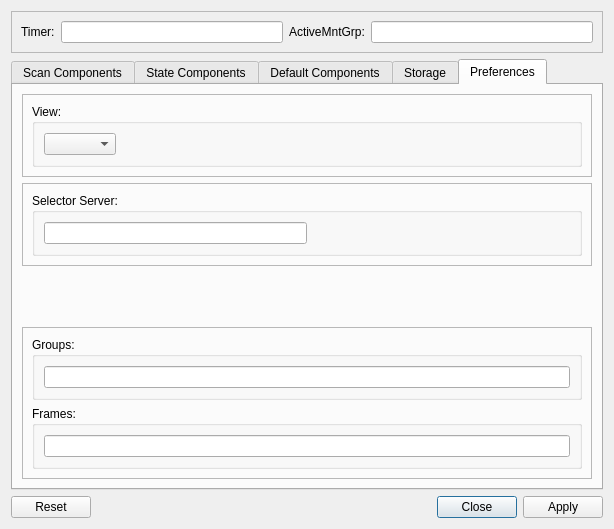
Old version of the form nxselector/ui/selector.ui in the repository nexdatas/nxselector.
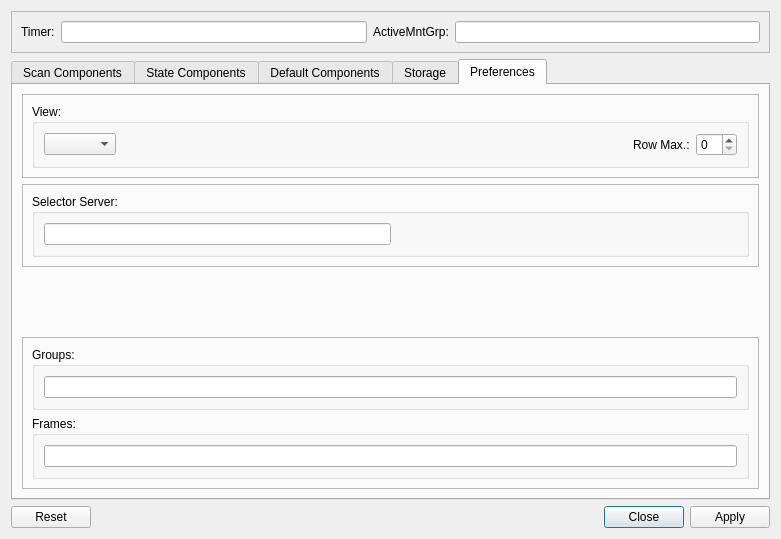
New version of the form. The open tabs and pages were chosen to show the change.

```diff
--- a/nxselector/ui/selector.ui
+++ b/nxselector/ui/selector.ui
@@ -6,8 +6,8 @@
    <rect>
     <x>0</x>
     <y>0</y>
-    <width>614</width>
-    <height>529</height>
+    <width>781</width>
+    <height>539</height>
    </rect>
   </property>
   <property name="windowTitle">
@@ -437,6 +437,16 @@
                </property>
               </spacer>
              </item>
+             <item row="0" column="2">
+              <widget class="QLabel" name="rowMaxLabel">
+               <property name="text">
+                <string>Row Max.:</string>
+               </property>
+              </widget>
+             </item>
+             <item row="0" column="3">
+              <widget class="QSpinBox" name="rowMaxSpinBox"/>
+             </item>
             </layout>
            </widget>
           </item>
```
Left out of the diff: 2 changed lines with no effect on the pictures.
